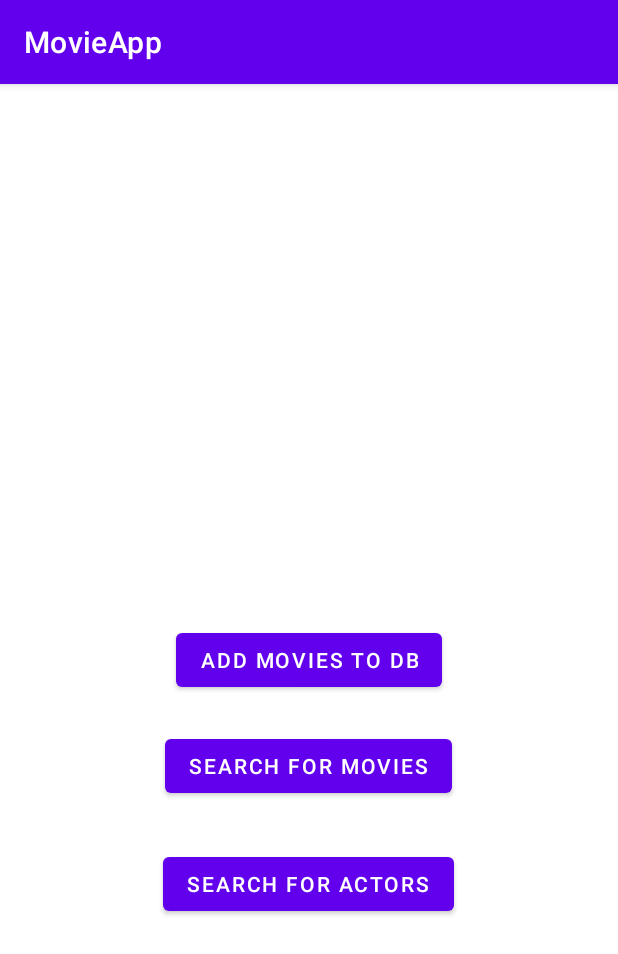
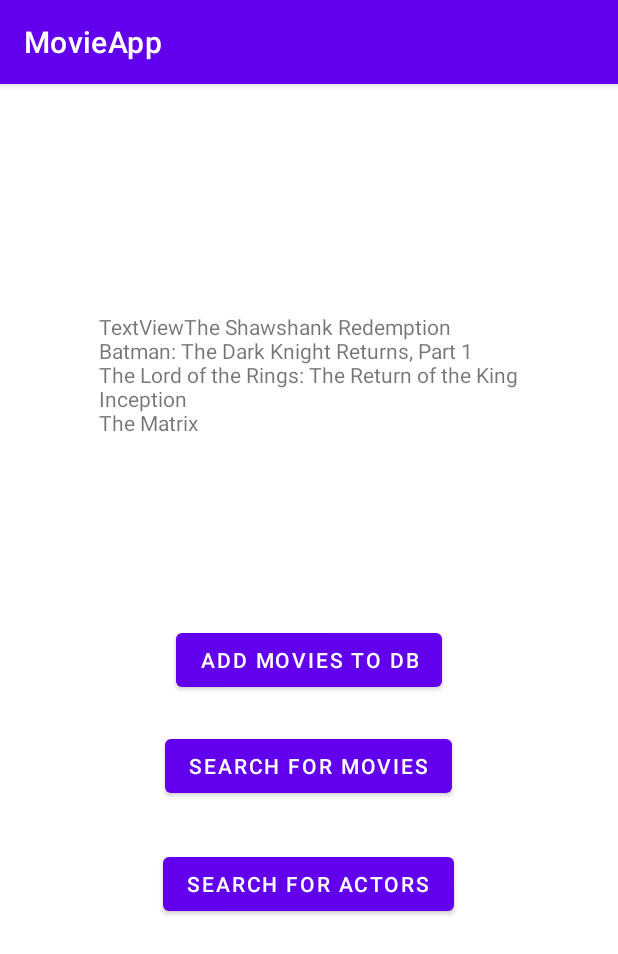
Before and after one commit to Janithabhayarathna/Movie-App, an Android app: the screen it shows after launch (MainActivity), after a tap on "ADD MOVIES TO DB", on a phone screen of 412 x 824 dp. Shown: the top 954 px of the screen. Run offline under Robolectric (Android 15) with nearby library versions, the light colour scheme and no system bars; our stand-ins replace Room's generated code.

Commit message:
Fixed a bug on room library.

```diff
--- a/app/src/main/java/com/example/movieapp/AppDatabase.kt
+++ b/app/src/main/java/com/example/movieapp/AppDatabase.kt
@@ -3,6 +3,7 @@ package com.example.movieapp
 import androidx.room.Database
 import androidx.room.RoomDatabase
 
+@Database(entities = [Movie::class], version = 1)
 abstract class AppDatabase: RoomDatabase() {
     abstract fun movieDao(): MovieDao
 }
--- a/app/src/main/java/com/example/movieapp/MainActivity.kt
+++ b/app/src/main/java/com/example/movieapp/MainActivity.kt
@@ -2,7 +2,9 @@ package com.example.movieapp
 
 import androidx.appcompat.app.AppCompatActivity
 import android.os.Bundle
+import android.util.Log
 import android.widget.Button
+import android.widget.TextView
 import androidx.room.Room
 import kotlinx.coroutines.launch
 import kotlinx.coroutines.runBlocking
@@ -16,6 +18,8 @@ class MainActivity : AppCompatActivity() {
         val searchMovie = findViewById<Button>(R.id.searchMovie)
         val searchActor = findViewById<Button>(R.id.searchActor)
 
+        val text = findViewById<TextView>(R.id.textView)
+
         addMovie.setOnClickListener {
 
             val db = Room.databaseBuilder(this, AppDatabase::class.java, "movies").build()
@@ -23,11 +27,18 @@ class MainActivity : AppCompatActivity() {
 
             runBlocking {
                 launch {
-                    val movie1 = Movie("The Shawshank Redemption", "1994", "R", "14 Oct 1994", "142 min", "Drama", "Frank Darabont", "Stephen King, Frank Darabont","Tim Robbins, Morgan Freeman, Bob Gunton","Two imprisoned men bond over a number of years, finding solace and eventual redemption through acts of common decency.")
-                    val movie2 = Movie("Batman: The Dark Knight Returns, Part 1", "2012", "PG-13", "25 Sep 2012", "76 min", "Animation, Action, Crime, Drama, Thriller", "Jay Oliva", "Bob Kane (character created by: Batman), Frank Miller (comic book), Klaus Janson (comic book), Bob Goodman","Peter Weller, Ariel Winter, David Selby, Wade Williams","Batman has not been seen for ten years. A new breed of criminal ravages Gotham City, forcing 55-year-old Bruce Wayne back into the cape and cowl. But, does he still have what it takes to fight crime in a new era?")
-                    val movie3 = Movie("The Lord of the Rings: The Return of the King", "2003", "PG-13", "17 Dec 2003", "201 min", "Action, Adventure, Drama", "Peter Jackson", "J.R.R. Tolkien, Fran Walsh, Philippa Boyens","Elijah Wood, Viggo Mortensen, Ian McKellen","Gandalf and Aragorn lead the World of Men against Sauron's army to draw his gaze from Frodo and Sam as they approach Mount Doom with the One Ring.")
-                    val movie4 = Movie("Inception", "2010", "PG-13", "16 Jul 2010", "148 min", "Action, Adventure, Sci-Fi", "Christopher Nolan", "Christopher Nolan","Leonardo DiCaprio, Joseph Gordon-Levitt, Elliot Page","A thief who steals corporate secrets through the use of dream-sharing technology is given the inverse task of planting an idea into the mind of a C.E.O., but his tragic past may doom the project and his team to disaster")
-                    val movie5 = Movie("The Matrix", "1999", "R", "31 Mar 1999", "136 min", "Action, Sci-Fi", "Lana Wachowski, Lilly Wachowski", "Lilly Wachowski, Lana Wachowski","Keanu Reeves, Laurence Fishburne, Carrie-Anne Moss","When a beautiful stranger leads computer hacker Neo to a forbidding underworld, he discovers the shocking truth--the life he knows is the elaborate deception of an evil cyber-intelligence.")
+                    val movie1 = Movie(1,"The Shawshank Redemption", "1994", "R", "14 Oct 1994", "142 min", "Drama", "Frank Darabont", "Stephen King, Frank Darabont","Tim Robbins, Morgan Freeman, Bob Gunton","Two imprisoned men bond over a number of years, finding solace and eventual redemption through acts of common decency.")
+                    val movie2 = Movie(2,"Batman: The Dark Knight Returns, Part 1", "2012", "PG-13", "25 Sep 2012", "76 min", "Animation, Action, Crime, Drama, Thriller", "Jay Oliva", "Bob Kane (character created by: Batman), Frank Miller (comic book), Klaus Janson (comic book), Bob Goodman","Peter Weller, Ariel Winter, David Selby, Wade Williams","Batman has not been seen for ten years. A new breed of criminal ravages Gotham City, forcing 55-year-old Bruce Wayne back into the cape and cowl. But, does he still have what it takes to fight crime in a new era?")
+                    val movie3 = Movie(3,"The Lord of the Rings: The Return of the King", "2003", "PG-13", "17 Dec 2003", "201 min", "Action, Adventure, Drama", "Peter Jackson", "J.R.R. Tolkien, Fran Walsh, Philippa Boyens","Elijah Wood, Viggo Mortensen, Ian McKellen","Gandalf and Aragorn lead the World of Men against Sauron's army to draw his gaze from Frodo and Sam as they approach Mount Doom with the One Ring.")
+                    val movie4 = Movie(4,"Inception", "2010", "PG-13", "16 Jul 2010", "148 min", "Action, Adventure, Sci-Fi", "Christopher Nolan", "Christopher Nolan","Leonardo DiCaprio, Joseph Gordon-Levitt, Elliot Page","A thief who steals corporate secrets through the use of dream-sharing technology is given the inverse task of planting an idea into the mind of a C.E.O., but his tragic past may doom the project and his team to disaster")
+                    val movie5 = Movie(5,"The Matrix", "1999", "R", "31 Mar 1999", "136 min", "Action, Sci-Fi", "Lana Wachowski, Lilly Wachowski", "Lilly Wachowski, Lana Wachowski","Keanu Reeves, Laurence Fishburne, Carrie-Anne Moss","When a beautiful stranger leads computer hacker Neo to a forbidding underworld, he discovers the shocking truth--the life he knows is the elaborate deception of an evil cyber-intelligence.")
+                    movieDao.insertMovies(movie1, movie2, movie3, movie4, movie5)
+
+                    val movies: List<Movie> = movieDao.getAll()
+                    for (movie in movies) {
+                        text.append(movie.title + "\n")
+                    }
+
                 }
             }
         }
--- a/app/src/main/java/com/example/movieapp/Movie.kt
+++ b/app/src/main/java/com/example/movieapp/Movie.kt
@@ -5,6 +5,7 @@ import androidx.room.*
 data class Movie(
 
     @PrimaryKey(autoGenerate = true)
+    val id: Int,
     val title: String,
     val year: String?,
     val rated: String?,
--- a/app/src/main/java/com/example/movieapp/MovieDao.kt
+++ b/app/src/main/java/com/example/movieapp/MovieDao.kt
@@ -2,14 +2,15 @@ package com.example.movieapp
 
 import androidx.room.*
 
+@Dao
 interface MovieDao {
 
     @Query("SELECT * FROM movie")
     suspend fun getAll(): List<Movie>
 
     @Insert(onConflict = OnConflictStrategy.REPLACE)
-    suspend fun insertUsers(vararg user: Movie)
+    suspend fun insertMovies(vararg movie: Movie)
     @Insert
-    suspend fun insertAll(vararg users: Movie)
+    suspend fun insertAll(vararg movie: Movie)
 
 }
--- a/app/src/main/res/layout/activity_main.xml
+++ b/app/src/main/res/layout/activity_main.xml
@@ -39,4 +39,16 @@
         app:layout_constraintStart_toStartOf="parent"
         app:layout_constraintTop_toTopOf="parent"
         app:layout_constraintVertical_bias="0.707" />
+
+    <TextView
+        android:id="@+id/textView"
+        android:layout_width="wrap_content"
+        android:layout_height="wrap_content"
+        android:text="TextView"
+        app:layout_constraintBottom_toBottomOf="parent"
+        app:layout_constraintEnd_toEndOf="parent"
+        app:layout_constraintHorizontal_bias="0.498"
+        app:layout_constraintStart_toStartOf="parent"
+        app:layout_constraintTop_toTopOf="parent"
+        app:layout_constraintVertical_bias="0.227" />
 </androidx.constraintlayout.widget.ConstraintLayout>
```
